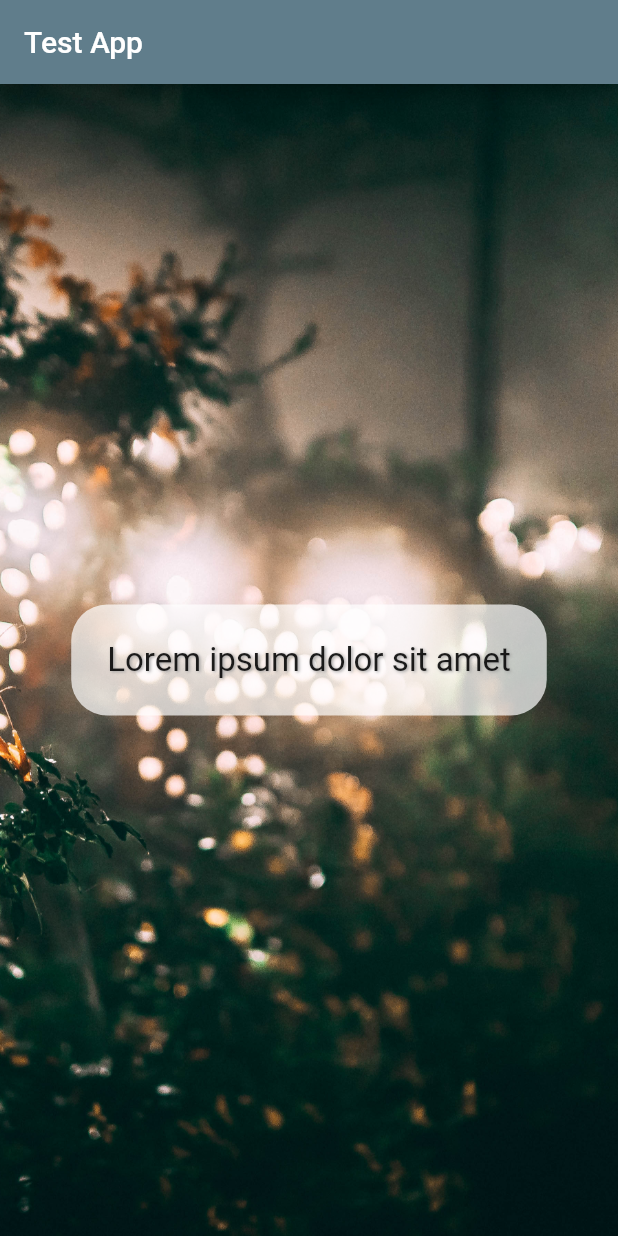
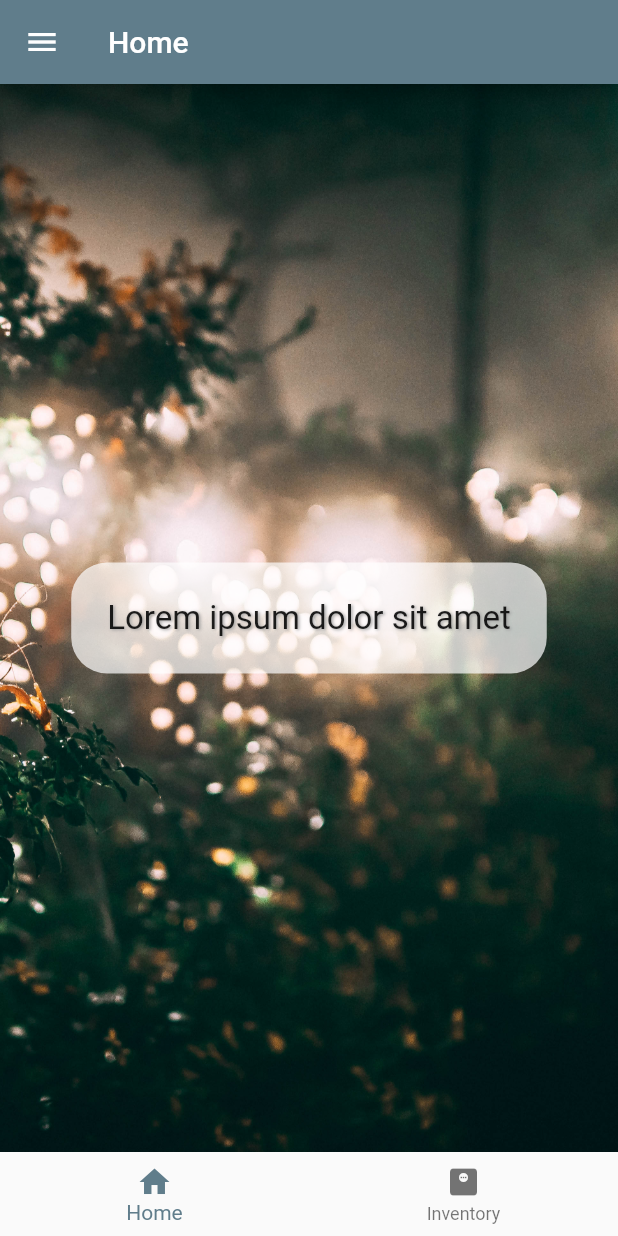
Before and after one commit to mithx1/globo_fitness, a Flutter app: the screen it shows after launch, on a phone screen of 412 x 824 dp. Run offline on Flutter 3.47's test engine with Material 2 defaults, Android fonts, the phone set to English and light mode, and no system bars.

Commit message:
code cleanup extract menubottom to another class

```diff
--- a/lib/screens/intro_screen.dart
+++ b/lib/screens/intro_screen.dart
@@ -1,4 +1,7 @@
 import 'package:flutter/material.dart';
+import 'package:globo_fitness/shared/menu_drawer.dart';
+
+import '../shared/menu_bottom.dart';
 
 class IntroScreen extends StatelessWidget {
   const IntroScreen({super.key});
@@ -6,18 +9,20 @@ class IntroScreen extends StatelessWidget {
   @override
   Widget build(BuildContext context) {
     return Scaffold(
-        appBar: AppBar(title: Text('Test App')),
+        appBar: AppBar(title: const Text('Home')),
+        drawer: const MenuDrawer(),
+        bottomNavigationBar: const MenuBottom(),
         body: Container(
-            decoration: BoxDecoration(
+            decoration: const BoxDecoration(
                 image: DecorationImage(
                     image: AssetImage('assets/bg.jpg'), fit: BoxFit.cover)),
             child: Center(
                 child: Container(
-                    padding: EdgeInsets.all(24),
-                    decoration: BoxDecoration(
+                    padding: const EdgeInsets.all(24),
+                    decoration: const BoxDecoration(
                         borderRadius: BorderRadius.all(Radius.circular(24)),
                         color: Colors.white70),
-                    child: Text(
+                    child: const Text(
                       "Lorem ipsum dolor sit amet",
                       textAlign: TextAlign.center,
                       style: TextStyle(fontSize: 22, shadows: [
```
